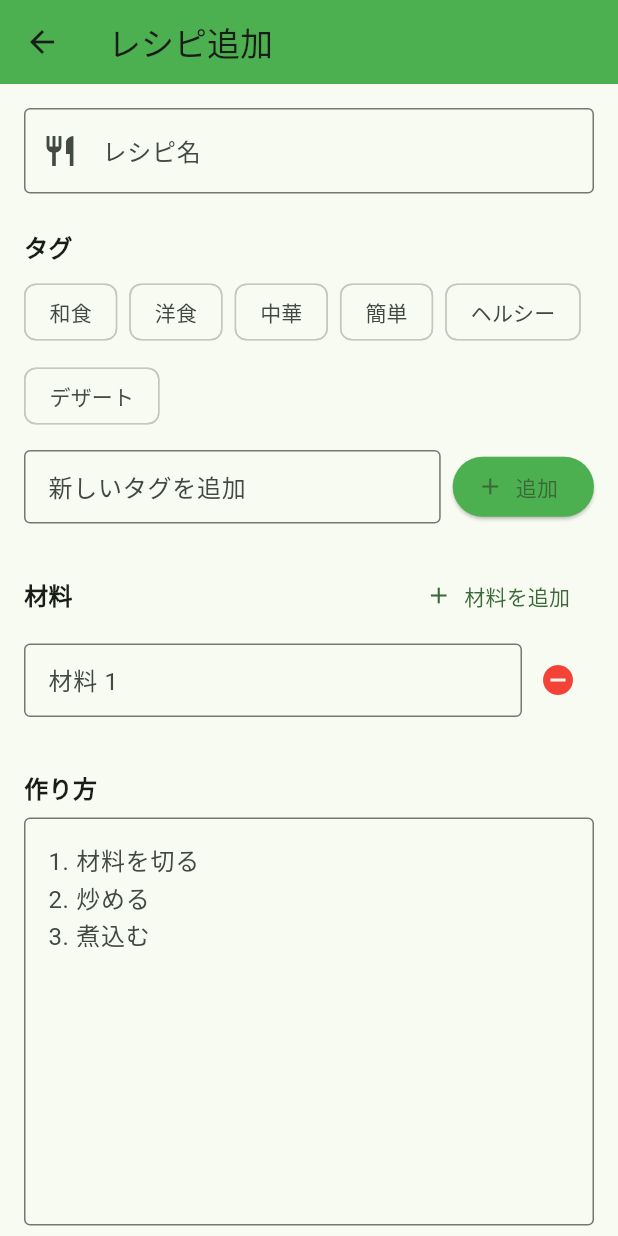
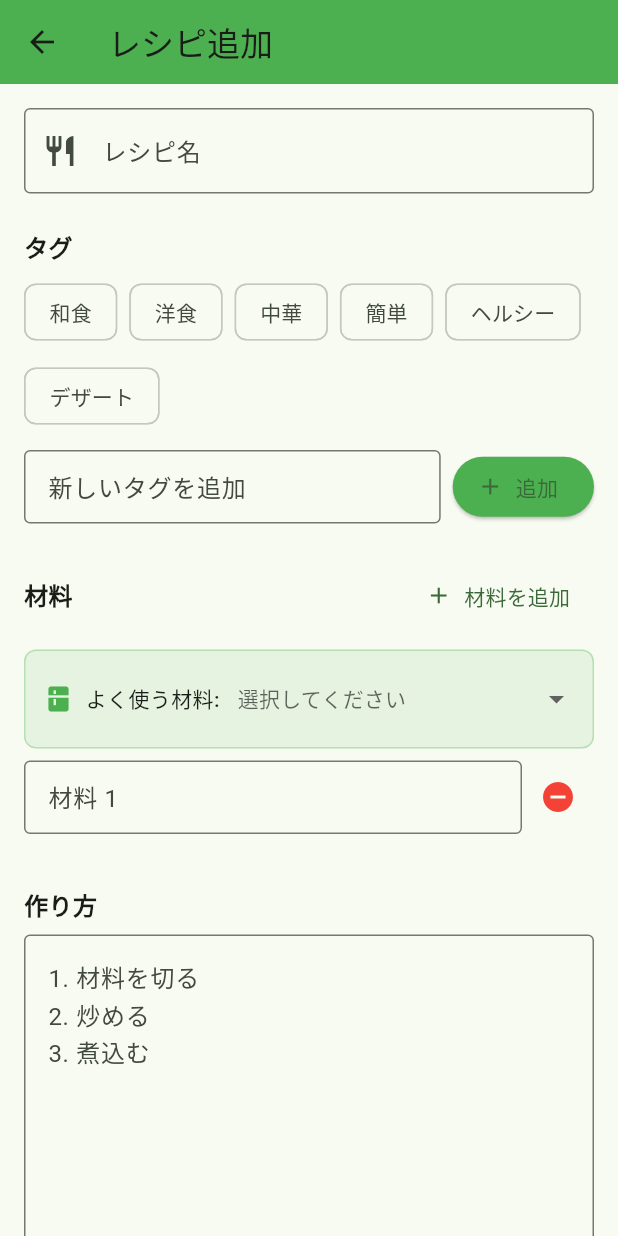
Before and after one commit to Ryosuke02214869/recipe_app, a Flutter app: the RecipeFormScreen screen opened directly, on a phone screen of 412 x 824 dp. Run offline on Flutter 3.47's test engine with Material 3 defaults, Android fonts, the phone set to English and light mode, and no system bars.

Commit message:
Add common ingredients dropdown to recipe form
Feature:
- Added dropdown menu for commonly used ingredients
- Selecting an ingredient automatically fills the last ingredient field
- If last field is filled, creates a new field with the selected ingredient

Changes:
- Added _commonIngredients list with 20 common Japanese cooking ingredients
- Implemented _selectCommonIngredient() method to handle dropdown selection
- Added styled dropdown UI with kitchen icon and green theme
- Dropdown appears above ingredient input fields for easy access

User Experience:
- Users can quickly add common ingredients without typing
- Reduces typos and ensures consistency
- Saves time when creating/editing recipes
- Dropdown includes: vegetables, meats, eggs, seasonings, oils, etc.

UI Details:
- Green-themed container matching app accent color
- Kitchen icon for visual clarity
- "よく使う材料" (commonly used ingredients) label
- Full-width dropdown with hint text
- Seamlessly integrated with existing ingredient input section

iOS/Android Compatible:
- Uses standard Flutter DropdownButton widget
- Works on both platforms without modifications

🤖 Generated with [Claude Code](https://claude.com/claude-code)

Co-Authored-By: Claude <noreply@anthropic.com>

```diff
--- a/lib/screens/recipe_form_screen.dart
+++ b/lib/screens/recipe_form_screen.dart
@@ -20,6 +20,30 @@ class _RecipeFormScreenState extends State<RecipeFormScreen> {
 
   // よく使われるタグの例
   final List<String> _availableTags = ['和食', '洋食', '中華', '簡単', 'ヘルシー', 'デザート'];
+
+  // よく使う材料のリスト
+  final List<String> _commonIngredients = [
+    '玉ねぎ',
+    'にんじん',
+    'じゃがいも',
+    '豚肉',
+    '鶏肉',
+    '牛肉',
+    '卵',
+    '米',
+    'パスタ',
+    'トマト',
+    'にんにく',
+    '生姜',
+    '醤油',
+    'みりん',
+    '酒',
+    '砂糖',
+    '塩',
+    'コショウ',
+    'サラダ油',
+    'ごま油',
+  ];
 
   bool get _isEditing => widget.recipe != null;
 
@@ -88,6 +112,29 @@ class _RecipeFormScreenState extends State<RecipeFormScreen> {
         _newTagController.clear();
       });
     }
+  }
+
+  void _selectCommonIngredient(String? ingredient) {
+    if (ingredient == null || ingredient.isEmpty) return;
+
+    setState(() {
+      // 最後の材料フィールドを探す
+      if (_ingredientControllers.isNotEmpty) {
+        final lastController = _ingredientControllers.last;
+        // 最後のフィールドが空なら、そこに入力
+        if (lastController.text.trim().isEmpty) {
+          lastController.text = ingredient;
+        } else {
+          // 最後のフィールドが埋まっている場合は、新しいフィールドを追加して入力
+          final newController = TextEditingController(text: ingredient);
+          _ingredientControllers.add(newController);
+        }
+      } else {
+        // 材料フィールドがない場合は新規作成
+        final newController = TextEditingController(text: ingredient);
+        _ingredientControllers.add(newController);
+      }
+    });
   }
 
   void _saveRecipe() {
@@ -251,6 +298,54 @@ class _RecipeFormScreenState extends State<RecipeFormScreen> {
                 ),
               ],
             ),
+            const SizedBox(height: 12),
+
+            // よく使う材料のドロップダウン
+            Container(
+              padding: const EdgeInsets.symmetric(horizontal: 12, vertical: 8),
+              decoration: BoxDecoration(
+                color: const Color(0xFF4CAF50).withOpacity(0.1),
+                borderRadius: BorderRadius.circular(8),
+                border: Border.all(color: const Color(0xFF4CAF50).withOpacity(0.3)),
+              ),
+              child: Row(
+                children: [
+                  const Icon(
+                    Icons.kitchen,
+                    color: Color(0xFF4CAF50),
+                    size: 20,
+                  ),
+                  const SizedBox(width: 8),
+                  const Text(
+                    'よく使う材料:',
+                    style: TextStyle(
+                      fontSize: 14,
+                      fontWeight: FontWeight.w500,
+                    ),
+                  ),
+                  const SizedBox(width: 12),
+                  Expanded(
+                    child: DropdownButtonHideUnderline(
+                      child: DropdownButton<String>(
+                        hint: const Text(
+                          '選択してください',
+                          style: TextStyle(fontSize: 14),
+                        ),
+                        isExpanded: true,
+                        value: null,
+                        items: _commonIngredients.map((String ingredient) {
+                          return DropdownMenuItem<String>(
+                            value: ingredient,
+                            child: Text(ingredient),
+                          );
+                        }).toList(),
+                        onChanged: _selectCommonIngredient,
+                      ),
+                    ),
+                  ),
+                ],
+              ),
+            ),
             const SizedBox(height: 8),
 
             ..._ingredientControllers.asMap().entries.map((entry) {
```
